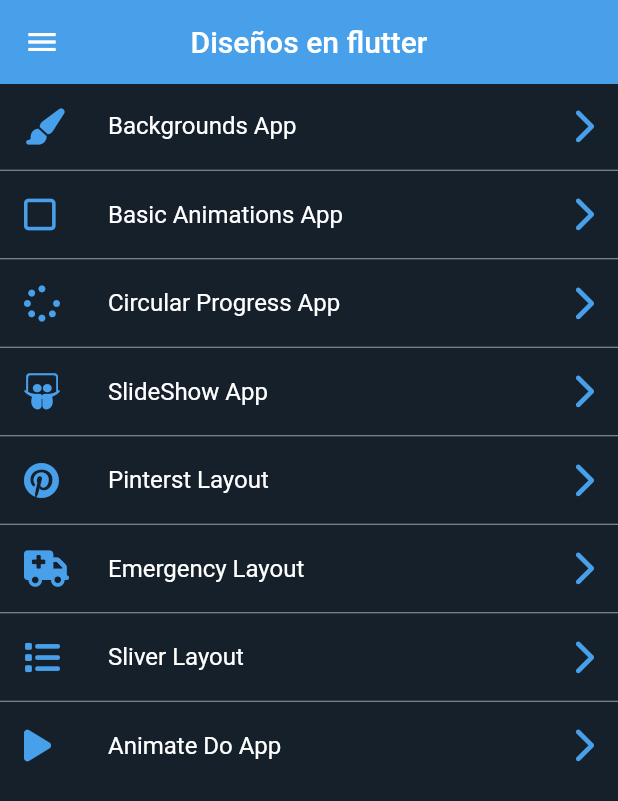
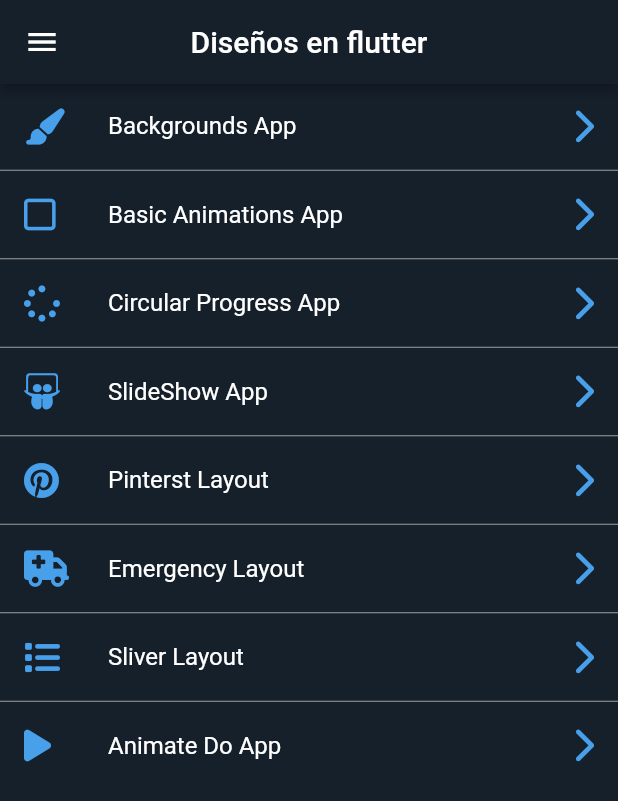
Before and after one commit to Velkamhell97/flutter_theme_responsive, a Flutter app: the screen it shows after launch, on a phone screen of 412 x 824 dp. Shown: the top 801 px of the screen. Run offline on Flutter 3.47's test engine with Material 2 defaults, Android fonts, the light colour scheme and no system bars; our stand-ins replace badges, flutter_svg, font_awesome_flutter.

Commit message:
theme responsive

```diff
--- a/lib/src/pages/theme_provider_home.dart
+++ b/lib/src/pages/theme_provider_home.dart
@@ -18,14 +18,12 @@ class ThemeProviderHome extends StatelessWidget {
   Widget build(BuildContext context) {
     //-Por alguna razon esto hace que se renderice mas veces como un listen en true
     // final backgroundColor = Theme.of(context).colorScheme.secondary;
-    final backgroundColor = themeNotifier.value.data.colorScheme.secondary;
 
     return Scaffold(
       appBar: AppBar(
-        backgroundColor: backgroundColor,
         title: const Text('Diseños en flutter'),
         centerTitle: true,
-        elevation: 0.0,
+        elevation: 3.0,
       ),
       drawer: AppDrawer(
         themeNotifier: themeNotifier,
--- a/lib/src/theme/theme_notifier.dart
+++ b/lib/src/theme/theme_notifier.dart
@@ -18,11 +18,13 @@ abstract class ThemeState {
   ThemeState({this.mode}){
     if(mode == null){
       data = ThemeData.dark().copyWith(
+        appBarTheme: const AppBarTheme(
+          backgroundColor: _scaffoldColor
+        ),
         colorScheme: const ColorScheme.dark(
           primary: _primaryColor,
           secondary: _secondaryColor,
         ),
-          // primaryColor: Colors.grey,
         scaffoldBackgroundColor: _scaffoldColor,
         drawerTheme: const DrawerThemeData(
           backgroundColor: _drawerColor,
--- a/lib/src/widgets/routes_list.dart
+++ b/lib/src/widgets/routes_list.dart
@@ -29,13 +29,12 @@ class RoutesList extends StatelessWidget {
 
   @override
   Widget build(BuildContext context) {
-    final primaryColor = themeNotifier.value.data.colorScheme.primary;
     final secondaryColor = themeNotifier.value.data.colorScheme.secondary;
 
     return ListView.separated(
       physics: const BouncingScrollPhysics(),
       separatorBuilder: (context, index) {
-        return Divider(color: primaryColor, height: 3);
+        return const Divider(color: Colors.grey, height: 3);
       },
       itemCount: _routes.length,
       itemBuilder: (context, index) {
```
Lines whose indentation alone changed are shown as unchanged.
